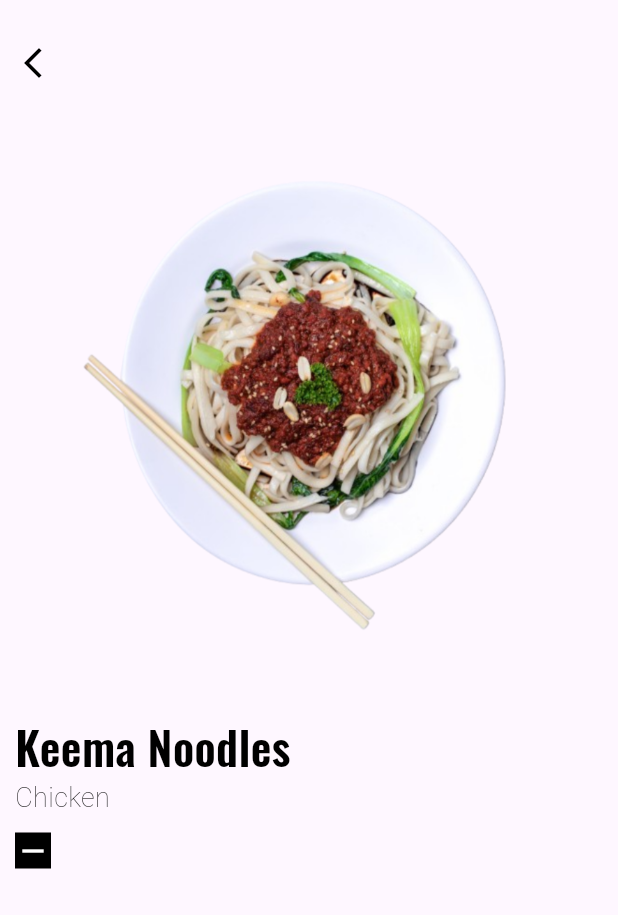
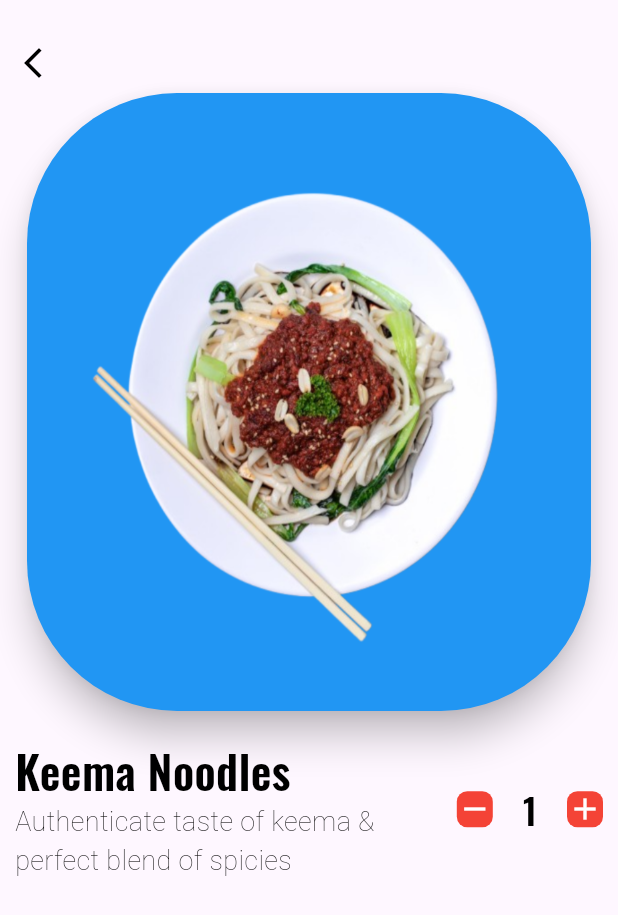
Before and after one commit to ajay-sharma93/ecommerce_one, a Flutter app: the Details screen opened directly, on a phone screen of 412 x 824 dp. Shown: the top 915 px of the screen. Run offline on Flutter 3.47's test engine with Material 3 defaults, Android fonts, the light colour scheme and no system bars; our stand-ins replace curved_navigation_bar, flutter_svg; Roboto replaces fonts that are missing (Oswald-SemiBold).

Commit message:
added the counter button in the screen and details image is high lighted with color

```diff
--- a/lib/pages/details.dart
+++ b/lib/pages/details.dart
@@ -25,26 +25,44 @@ class _DetailsState extends State<Details> {
             Navigator.pop(context);
             },
             child: Icon(Icons.arrow_back_ios_new_outlined,color: Colors.black)),
-            Image.asset("images/keema_noodles.png",width: MediaQuery.of(context).size.width,height: MediaQuery.of(context).size.height/2,fit: BoxFit.fill),
+            Padding(
+              padding: const EdgeInsets.all(8.0),
+              child: Material(
+               color: Colors.blue,
+
+
+                elevation: 10,
+                borderRadius: BorderRadius.circular(100),
+                child: Image.asset("images/keema_noodles.png",width: MediaQuery.of(context).size.width,height: MediaQuery.of(context).size.height/2,fit: BoxFit.fill)),
+            ),
             SizedBox(height: 10.0,),
             Row(
+
+             children: [Column(
+              crossAxisAlignment: CrossAxisAlignment.start,
               children: [
-                Column(
-                  crossAxisAlignment: CrossAxisAlignment.start,
-                  children: [
-                    Text("Keema Noodles",style: AppWidget.headlineTextFieldStyle(),),
-                    Text("Chicken",style: AppWidget.lightsemiTextFieldStyle(),),
+                Text("Keema Noodles",style: AppWidget.headlineTextFieldStyle(),),
+                Text("Authenticate taste of keema & \nperfect blend of spicies",style: AppWidget.lightsemiTextFieldStyle(),)
+                ],
+             ),
+             Spacer(),
+             Container(
+              decoration: BoxDecoration(color: Colors.red,borderRadius: BorderRadius.circular(7)),
+              child: Icon(Icons.remove,color: Colors.white,),
+             ),
+              SizedBox(width: 20,),
+             Text("1",style: AppWidget.boldTextFieldStyle(),),
+             SizedBox(width: 20,),
+             Container(
+              decoration: BoxDecoration(color: Colors.red,borderRadius: BorderRadius.circular(7)),
+              child: Icon(Icons.add,color: Colors.white,),
+             ),
 
-                  ],
-                ),
+             ],
+            ),
 
-              ],
-            ),
-                 SizedBox(height: 10.0,),
-            Container(
-              decoration: BoxDecoration(color: Colors.black),
-            child: Icon(Icons.remove,color: Colors.white,),
-                        )
+
+
         ],),
       ),
     );
```
